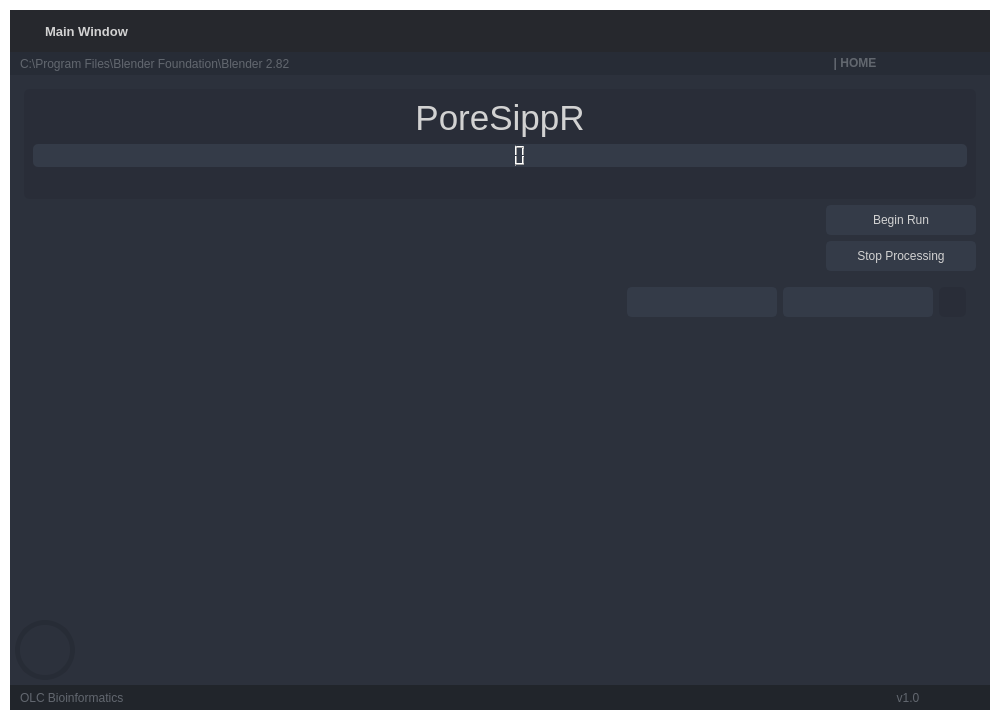
Old version of the form GUI_BASE.ui in the repository OLC-Bioinformatics/PoreSippR-GUI.
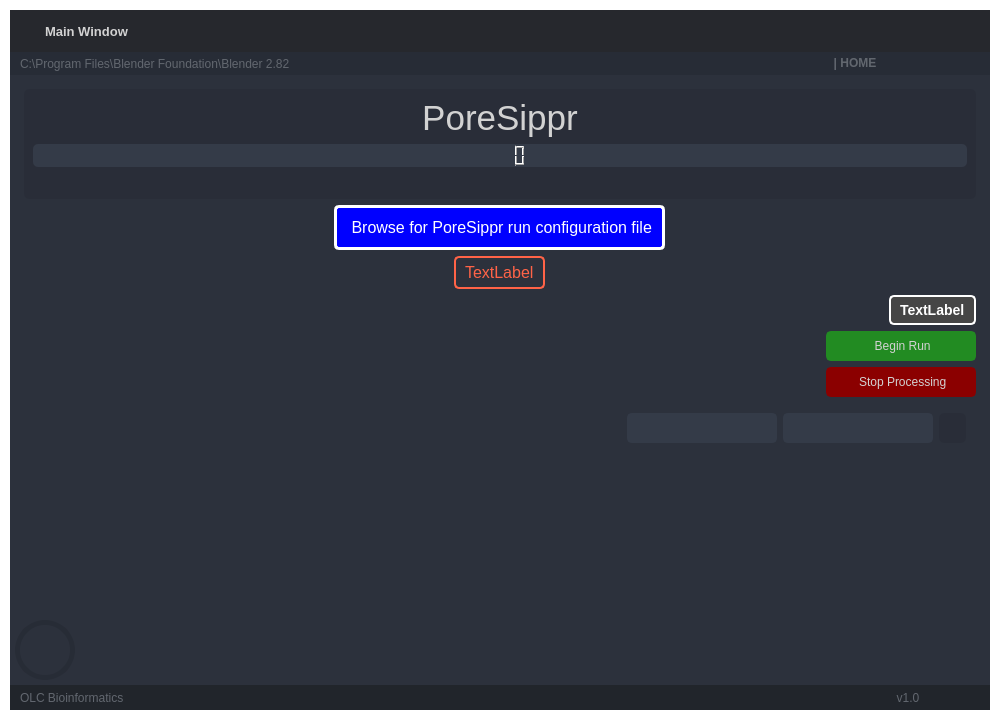
New version of the form. Icons and pictures are not drawn.

Commit message: feat: add file browsing/selection/validation button and labels

Patch:
```diff
--- a/GUI_BASE.ui
+++ b/GUI_BASE.ui
@@ -1421,7 +1421,7 @@
                           </font>
                          </property>
                          <property name="text">
-                          <string>PoreSippR</string>
+                          <string>PoreSippr</string>
                          </property>
                          <property name="alignment">
                           <set>Qt::AlignmentFlag::AlignCenter</set>
@@ -1658,6 +1658,74 @@
                       </layout>
                      </widget>
                     </item>
+                    <item alignment="Qt::AlignmentFlag::AlignHCenter">
+                     <widget class="QPushButton" name="file_selection_button">
+                      <property name="styleSheet">
+                       <string notr="true">QPushButton {
+    border: 3px solid rgb(255, 255, 255); /* White border */
+    border-radius: 5px;
+    background-color: rgb(0, 0, 255); /* Blue background */
+    color: rgb(255, 255, 255); /* White text */
+    font-size: 16px; /* Larger font size */
+    padding: 10px; /* Padding around the text */
+}
+QPushButton:hover {
+    background-color: rgb(0, 0, 200); /* Darker blue when hovered */
+    border: 3px solid rgb(255, 255, 255); /* White border when hovered */
+}
+QPushButton:pressed {
+    background-color: rgb(0, 0, 150); /* Even darker blue when pressed */
+    border: 3px solid rgb(255, 255, 255); /* White border when pressed */
+}
+QPushButton:disabled {
+    background-color: rgb(128, 128, 128); /* Grey background when disabled */
+    border: 3px solid rgb(255, 255, 255); /* White border when disabled */
+    color: rgb(255, 255, 255); /* White text when disabled */
+}</string>
+                      </property>
+                      <property name="text">
+                       <string> Browse for PoreSippr run configuration file</string>
+                      </property>
+                      <property name="icon">
+                       <iconset theme="system-search"/>
+                      </property>
+                     </widget>
+                    </item>
+                    <item alignment="Qt::AlignmentFlag::AlignHCenter">
+                     <widget class="QLabel" name="file_label_error">
+                      <property name="styleSheet">
+                       <string notr="true">QLabel {
+    color: #FF6347; /* Tomato color for the text */
+    background-color: transparent; /* Transparent background */
+    border: 2px solid #FF6347; /* Tomato border */
+    border-radius: 5px; /* Rounded corners */
+    padding: 5px; /* Some padding */
+    font-size: 16px; /* Increase font size */
+}</string>
+                      </property>
+                      <property name="text">
+                       <string>TextLabel</string>
+                      </property>
+                     </widget>
+                    </item>
+                    <item alignment="Qt::AlignmentFlag::AlignRight">
+                     <widget class="QLabel" name="file_selection_label">
+                      <property name="styleSheet">
+                       <string notr="true">QLabel {
+    color: rgb(255, 255, 255); /* White text color */
+    background-color: rgb(70, 70, 70); /* Dark grey background */
+    border: 2px solid rgb(255, 255, 255); /* White border */
+    border-radius: 5px; /* Rounded corners */
+    padding: 5px; /* Padding around the text */
+    font-size: 14px; /* Font size */
+    font-weight: bold; /* Bold font */
+}</string>
+                      </property>
+                      <property name="text">
+                       <string>TextLabel</string>
+                      </property>
+                     </widget>
+                    </item>
                     <item alignment="Qt::AlignmentFlag::AlignRight">
                      <widget class="QPushButton" name="run_button">
                       <property name="sizePolicy">
@@ -1680,21 +1748,25 @@
                       </property>
                       <property name="styleSheet">
                        <string notr="true">QPushButton {
-	border: 2px solid rgb(52, 59, 72);
+	border: 2px solid rgb(34, 139, 34); /* Green border */
 	border-radius: 5px;	
-	background-color: rgb(52, 59, 72);
+	background-color: rgb(34, 139, 34); /* Green background */
 }
 QPushButton:hover {
 	background-color: rgb(57, 65, 80);
 	border: 2px solid rgb(61, 70, 86);
 }
 QPushButton:pressed {	
-	background-color: rgb(35, 40, 49);
-	border: 2px solid rgb(43, 50, 61);
+	background-color: rgb(0, 100, 0); /* Darker green when pressed */
+	border: 2px solid rgb(34, 139, 34); /* Green border when pressed */
+}
+QPushButton:disabled {
+    background-color: rgb(128, 128, 128); /* Grey background when disabled */
+    border: 2px solid rgb(128, 128, 128); /* Grey border when disabled */
 }</string>
                       </property>
                       <property name="text">
-                       <string>Begin Run</string>
+                       <string> Begin Run</string>
                       </property>
                       <property name="icon">
                        <iconset resource="files.qrc">
@@ -1730,21 +1802,25 @@
                       </property>
                       <property name="styleSheet">
                        <string notr="true">QPushButton {
-	border: 2px solid rgb(52, 59, 72);
-	border-radius: 5px;	
-	background-color: rgb(52, 59, 72);
+ border: 2px solid rgb(139, 0, 0); /* Red border */
+ border-radius: 5px;
+ background-color: rgb(139, 0, 0); /* Red background */
 }
 QPushButton:hover {
 	background-color: rgb(57, 65, 80);
 	border: 2px solid rgb(61, 70, 86);
 }
-QPushButton:pressed {	
-	background-color: rgb(35, 40, 49);
-	border: 2px solid rgb(43, 50, 61);
+QPushButton:pressed {
+ background-color: rgb(165, 42, 42); /* Darker red when pressed */
+ border: 2px solid rgb(139, 0, 0); /* Red border when pressed */
+}
+QPushButton:disabled {
+    background-color: rgb(128, 128, 128); /* Grey background when disabled */
+    border: 2px solid rgb(128, 128, 128); /* Grey border when disabled */
 }</string>
                       </property>
                       <property name="text">
-                       <string>Stop Processing</string>
+                       <string> Stop Processing</string>
                       </property>
                       <property name="icon">
                        <iconset resource="files.qrc">
```
Left out of the diff: 8 changed lines with no effect on the pictures. The commit also changes 2 other files.
